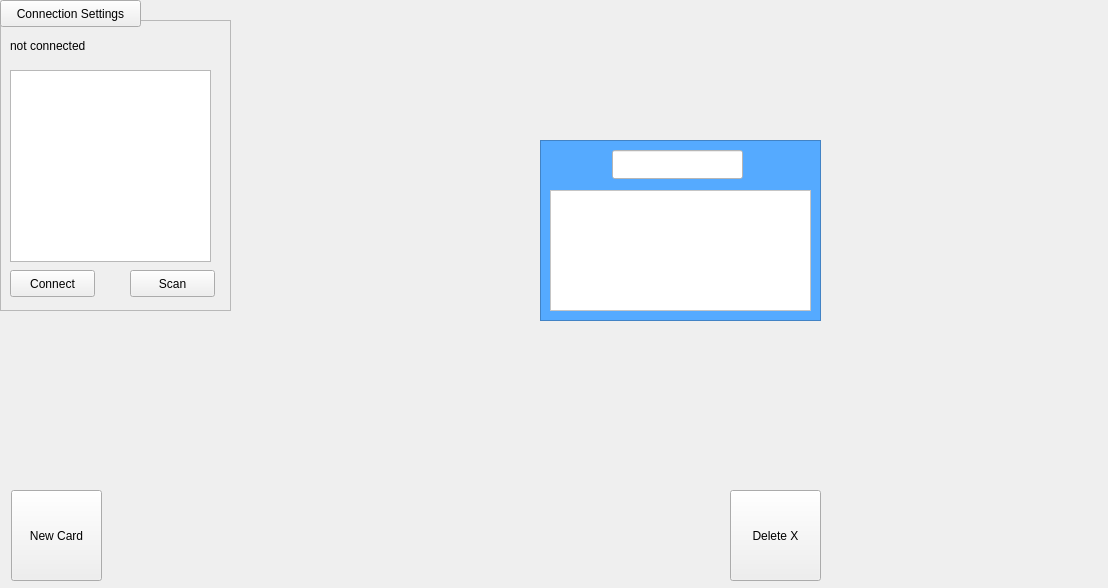
Old version of the form Code/iplanpy.ui in the repository Peacecake/ITT-Abschlussprojekt.
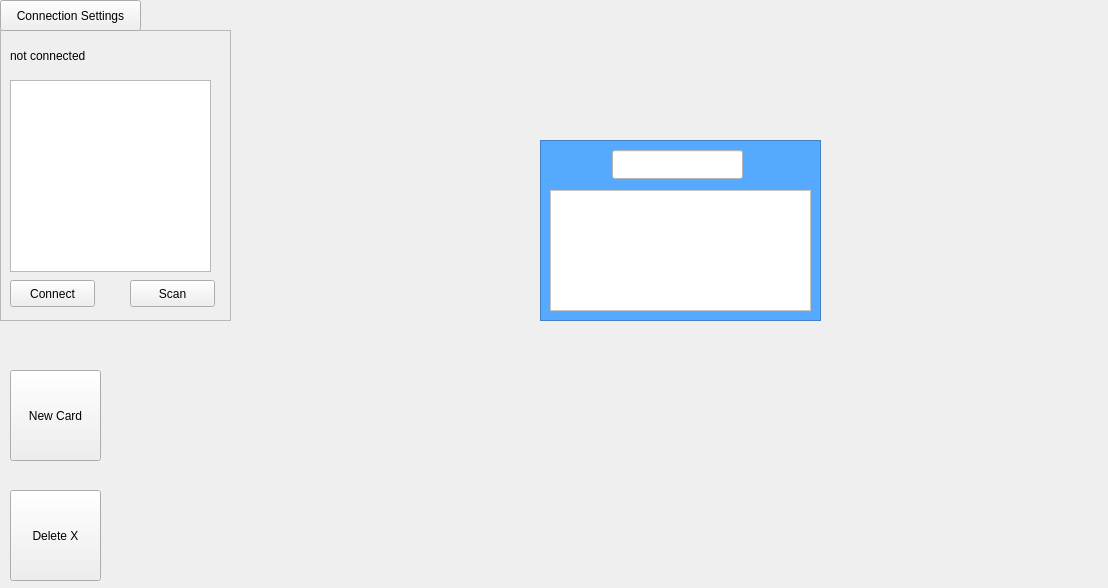
New version of the form.

Diff of the .ui file:
```diff
--- a/Code/iplanpy.ui
+++ b/Code/iplanpy.ui
@@ -13,6 +13,11 @@
   <property name="windowTitle">
    <string>IPlanPy</string>
   </property>
+  <property name="styleSheet">
+   <string notr="true">QFrame:hover#fr_card{
+	border: 1px solid blue
+}</string>
+  </property>
   <widget class="QFrame" name="fr_connection">
    <property name="enabled">
     <bool>true</bool>
@@ -20,7 +25,7 @@
    <property name="geometry">
     <rect>
      <x>0</x>
-     <y>20</y>
+     <y>30</y>
      <width>231</width>
      <height>291</height>
     </rect>
@@ -87,7 +92,7 @@
      <x>0</x>
      <y>0</y>
      <width>141</width>
-     <height>27</height>
+     <height>31</height>
     </rect>
    </property>
    <property name="text">
@@ -142,12 +147,17 @@
   <widget class="QPushButton" name="new_card">
    <property name="geometry">
     <rect>
-     <x>11</x>
-     <y>490</y>
+     <x>10</x>
+     <y>370</y>
      <width>91</width>
      <height>91</height>
     </rect>
    </property>
+   <property name="styleSheet">
+    <string notr="true">QPushButton:hover#new_card {
+	background-color: green
+}</string>
+   </property>
    <property name="text">
     <string>New Card</string>
    </property>
@@ -155,12 +165,17 @@
   <widget class="QPushButton" name="delete_card">
    <property name="geometry">
     <rect>
-     <x>730</x>
+     <x>10</x>
      <y>490</y>
      <width>91</width>
      <height>91</height>
     </rect>
    </property>
+   <property name="styleSheet">
+    <string notr="true">QPushButton:hover#delete_card {
+	background-color: red
+}</string>
+   </property>
    <property name="text">
     <string>Delete X</string>
    </property>
```
